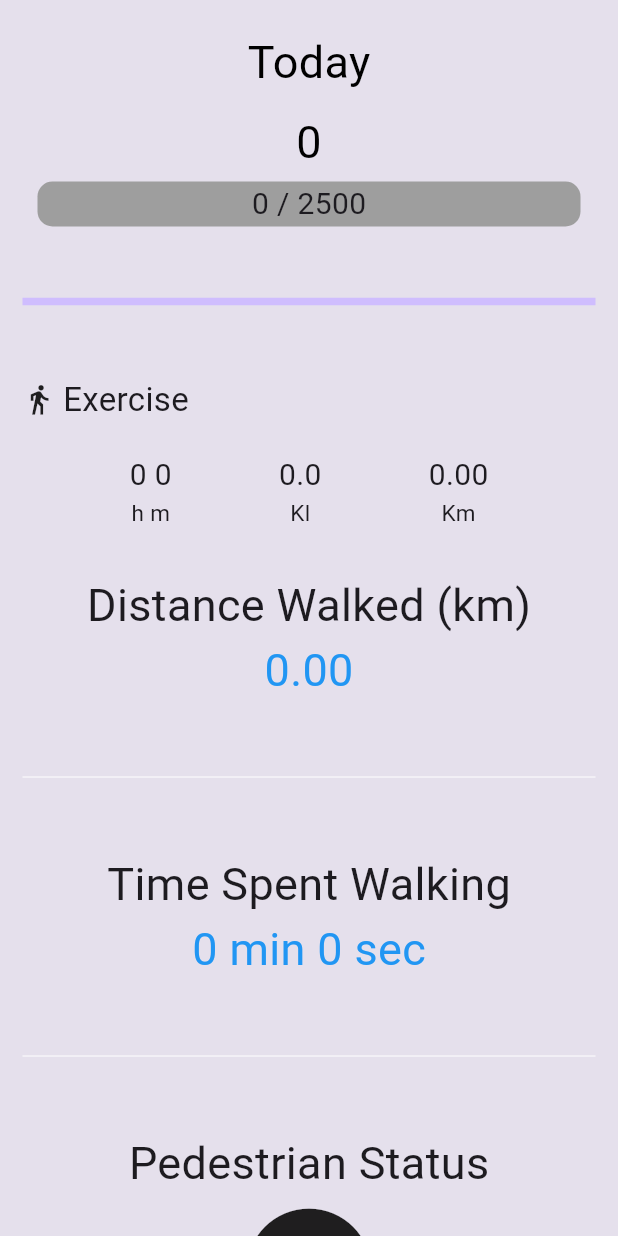
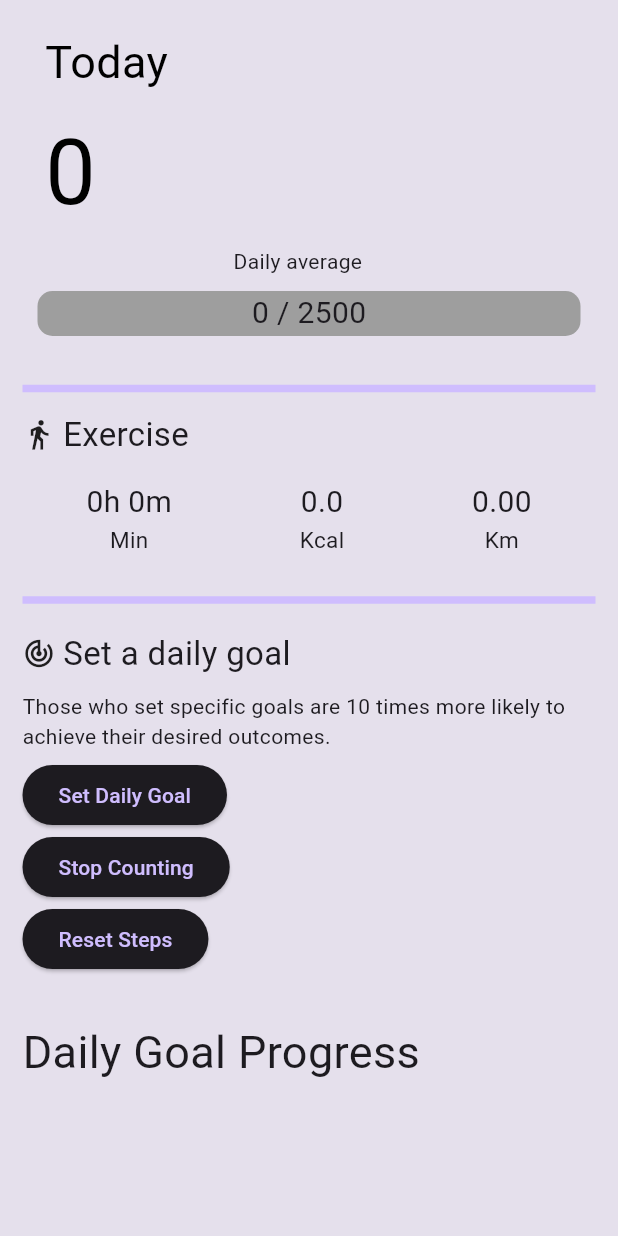
Before and after one commit to khumoyunABD/pedometer_app, a Flutter app: the screen it shows after launch, on a phone screen of 412 x 824 dp. Run offline on Flutter 3.47's test engine with Material 3 defaults, Android fonts, the phone set to English and light mode, and no system bars; drawn by our look-alikes of percent_indicator; our stand-ins replace get_storage, google_fonts, pedometer.

Commit message:
daily goal display

```diff
--- a/lib/home.dart
+++ b/lib/home.dart
@@ -241,6 +241,7 @@ class _HomeScreenState extends State<HomeScreen> {
             child: Center(
               child: Column(
                 mainAxisAlignment: MainAxisAlignment.center,
+                crossAxisAlignment: CrossAxisAlignment.start,
                 children: <Widget>[
                   // const Text(
                   //   'Steps Taken',
@@ -261,19 +262,34 @@ class _HomeScreenState extends State<HomeScreen> {
                   //   'Total Steps Today',
                   //   style: TextStyle(fontSize: 30),
                   // ),
-                  const Text(
-                    'Today',
-                    style: TextStyle(fontSize: 30, color: Colors.black),
+                  const Padding(
+                    padding: EdgeInsets.only(left: 15),
+                    child: Text(
+                      'Today',
+                      style: TextStyle(fontSize: 30, color: Colors.black),
+                    ),
                   ),
                   const SizedBox(
                     height: 10,
                   ),
-                  Text(
-                    _totalStepsTodayFinal.toString(),
-                    style: const TextStyle(fontSize: 30, color: Colors.black),
+                  Padding(
+                    padding: const EdgeInsets.only(left: 15),
+                    child: Text(
+                      _totalStepsTodayFinal.toString(),
+                      style: const TextStyle(fontSize: 60, color: Colors.black),
+                    ),
                   ),
                   const SizedBox(
                     height: 5,
+                  ),
+                  Container(
+                    alignment: Alignment.center,
+                    padding: const EdgeInsets.only(
+                      bottom: 10,
+                      right: 15,
+                    ),
+                    child: Text(
+                        _dailyGoal == 2500 ? 'Daily average' : 'Your goal'),
                   ),
                   LinearPercentIndicator(
                     lineHeight: 30.0,
@@ -293,8 +309,11 @@ class _HomeScreenState extends State<HomeScreen> {
                     backgroundColor: Colors.grey,
                     progressColor: Colors.blue,
                   ),
+                  const SizedBox(
+                    height: 20,
+                  ),
                   Divider(
-                    height: 100,
+                    height: 30,
                     thickness: 5,
                     color: Theme.of(context).colorScheme.primary,
                   ),
@@ -314,19 +333,19 @@ class _HomeScreenState extends State<HomeScreen> {
                     ],
                   ),
                   const SizedBox(
-                    height: 20,
+                    height: 15,
                   ),
                   Row(
-                    mainAxisAlignment: MainAxisAlignment.spaceEvenly,
+                    mainAxisAlignment: MainAxisAlignment.spaceAround,
                     children: [
                       Column(
                         children: [
                           Text(
-                            '$hours $minutes',
+                            '${hours}h ${minutes}m',
                             style: const TextStyle(fontSize: 20),
                           ),
                           const Text(
-                            'h m',
+                            'Min',
                             style: TextStyle(fontSize: 15),
                           ),
                         ],
@@ -350,7 +369,7 @@ class _HomeScreenState extends State<HomeScreen> {
                             style: const TextStyle(fontSize: 20),
                           ),
                           const Text(
-                            'Kl',
+                            'Kcal',
                             style: TextStyle(fontSize: 15),
                           ),
                         ],
@@ -370,55 +389,88 @@ class _HomeScreenState extends State<HomeScreen> {
                     ],
                   ),
                   const SizedBox(
-                    height: 30,
+                    height: 10,
+                  ),
+                  Divider(
+                    height: 40,
+                    thickness: 5,
+                    color: Theme.of(context).colorScheme.primary,
+                  ),
+                  const Row(
+                    children: [
+                      Icon(
+                        Icons.track_changes_outlined,
+                        size: 22,
+                      ),
+                      SizedBox(
+                        width: 5,
+                      ),
+                      Text(
+                        'Set a daily goal',
+                        style: TextStyle(fontSize: 22),
+                      ),
+                    ],
+                  ),
+                  const SizedBox(
+                    height: 10,
                   ),
                   const Text(
-                    'Distance Walked (km)',
-                    style: TextStyle(fontSize: 30),
+                      'Those who set specific goals are 10 times more likely to achieve their desired outcomes.'),
+                  const SizedBox(
+                    height: 5,
                   ),
-                  Text(
-                    _distanceInKm.toStringAsFixed(2),
-                    style: const TextStyle(fontSize: 30, color: Colors.blue),
+                  ElevatedButton(
+                    onPressed: _showGoalDialog,
+                    child: const Text('Set Daily Goal'),
                   ),
-                  const Divider(
-                    height: 100,
-                    thickness: 0,
-                    color: Colors.white,
-                  ),
-                  const Text(
-                    'Time Spent Walking',
-                    style: TextStyle(fontSize: 30),
-                  ),
-                  Text(
-                    '${(_walkingDuration / 60).floor()} min ${_walkingDuration % 60} sec',
-                    style: const TextStyle(fontSize: 30, color: Colors.blue),
-                  ),
-                  const Divider(
-                    height: 100,
-                    thickness: 0,
-                    color: Colors.white,
-                  ),
-                  const Text(
-                    'Pedestrian Status',
-                    style: TextStyle(fontSize: 30),
-                  ),
-                  Icon(
-                    _status == 'walking'
-                        ? Icons.directions_walk
-                        : _status == 'stopped'
-                            ? Icons.accessibility_new
-                            : Icons.error,
-                    size: 100,
-                  ),
-                  Center(
-                    child: Text(
-                      _status,
-                      style: _status == 'walking' || _status == 'stopped'
-                          ? const TextStyle(fontSize: 30)
-                          : const TextStyle(fontSize: 20, color: Colors.red),
-                    ),
-                  ),
-                  const SizedBox(height: 20),
+
+                  // const Text(
+                  //   'Distance Walked (km)',
+                  //   style: TextStyle(fontSize: 30),
+                  // ),
+                  // Text(
+                  //   _distanceInKm.toStringAsFixed(2),
+                  //   style: const TextStyle(fontSize: 30, color: Colors.blue),
+                  // ),
+                  // const Divider(
+                  //   height: 100,
+                  //   thickness: 0,
+                  //   color: Colors.white,
+                  // ),
+                  // const Text(
+                  //   'Time Spent Walking',
+                  //   style: TextStyle(fontSize: 30),
+                  // ),
+                  // Text(
+                  //   '${(_walkingDuration / 60).floor()} min ${_walkingDuration % 60} sec',
+                  //   style: const TextStyle(fontSize: 30, color: Colors.blue),
+                  // ),
+                  // const Divider(
+                  //   height: 100,
+                  //   thickness: 0,
+                  //   color: Colors.white,
+                  // ),
+                  // const Text(
+                  //   'Pedestrian Status',
+                  //   style: TextStyle(fontSize: 30),
+                  // ),
+                  // Icon(
+                  //   _status == 'walking'
+                  //       ? Icons.directions_walk
+                  //       : _status == 'stopped'
+                  //           ? Icons.accessibility_new
+                  //           : Icons.error,
+                  //   size: 100,
+                  // ),
+                  // Center(
+                  //   child: Text(
+                  //     _status,
+                  //     style: _status == 'walking' || _status == 'stopped'
+                  //         ? const TextStyle(fontSize: 30)
+                  //         : const TextStyle(fontSize: 20, color: Colors.red),
+                  //   ),
+                  // ),
+                  // const SizedBox(height: 20),
                   ElevatedButton(
                     onPressed: toggleCounting,
                     child:
@@ -428,10 +480,10 @@ class _HomeScreenState extends State<HomeScreen> {
                     onPressed: resetSteps,
                     child: const Text('Reset Steps'),
                   ),
-                  ElevatedButton(
-                    onPressed: _showGoalDialog,
-                    child: const Text('Set Daily Goal'),
-                  ),
+                  // ElevatedButton(
+                  //   onPressed: _showGoalDialog,
+                  //   child: const Text('Set Daily Goal'),
+                  // ),
                   const SizedBox(
                     height: 30,
                   ),
```
